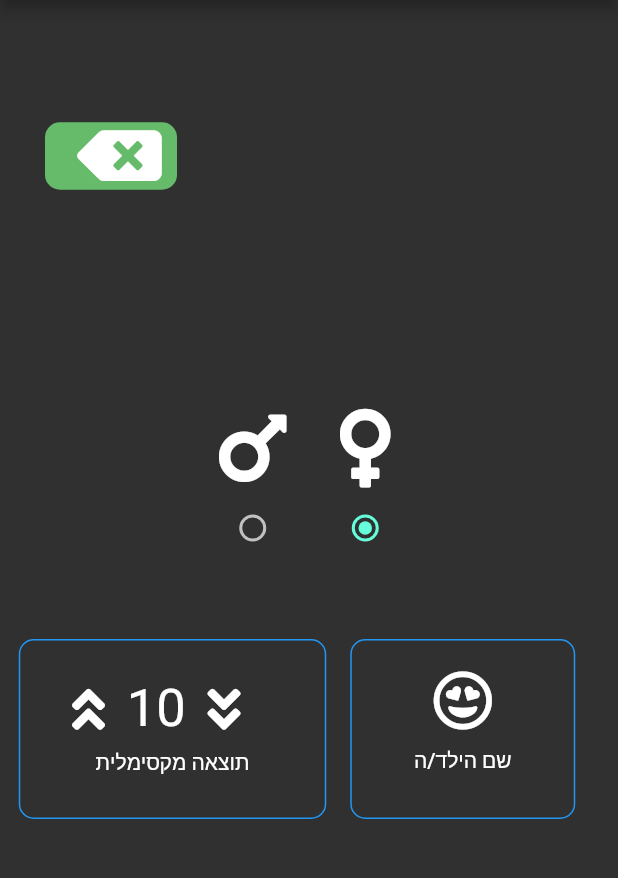
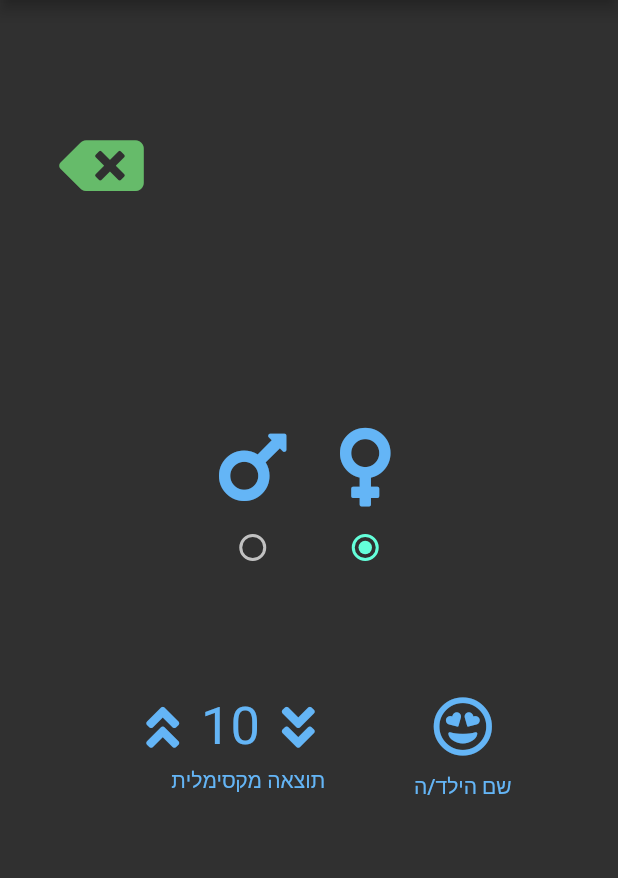
Before and after one commit to AdamRussak/one_to_math, a Flutter app: the screen it shows after launch, after a tap on an icon or button, on a phone screen of 412 x 824 dp, the part 84-962 px from its top. Run offline on Flutter 3.47's test engine with Material 2 defaults, Android fonts, the phone set to English and light mode, and no system bars; our stand-ins replace after_layout, fluttertoast, font_awesome_flutter, rflutter_alert, shared_preferences.

Commit message:
convert to v2 + change icons

```diff
--- a/lib/screens/settings_screen.dart
+++ b/lib/screens/settings_screen.dart
@@ -4,6 +4,7 @@ import 'package:font_awesome_flutter/font_awesome_flutter.dart';
 import 'package:one_to_math/const_enums.dart';
 import 'package:one_to_math/engine/math_brain.dart';
 import 'package:one_to_math/engine/settings_brain.dart';
+import 'package:one_to_math/widgets/AppIconButtons.dart';
 import 'package:one_to_math/widgets/app_title_widget.dart';
 import 'package:one_to_math/widgets/set_app_settings.dart';
 import 'package:provider/provider.dart';
@@ -39,19 +40,15 @@ class _SettingsScreenState extends State<SettingsScreen> {
                 SizedBox(
                   width: 30.0,
                 ),
-                Container(
-                  child: FlatButton(
-                    onPressed: () {
-                      Navigator.pop(context);
-                    },
-                    child: Icon(
-                      FontAwesomeIcons.backspace,
-                      size: 45.0,
-                    ),
-                    color: Colors.green[400],
-                    shape: RoundedRectangleBorder(
-                        borderRadius: BorderRadius.circular(10)),
+                AppIconButtons(
+                  presWidget: () {
+                    Navigator.pop(context);
+                  },
+                  buttonIcon: Icon(
+                    FontAwesomeIcons.backspace,
+                    size: 45.0,
                   ),
+                  iconColors: Colors.green[400],
                 ),
               ],
             ),
@@ -61,7 +58,6 @@ class _SettingsScreenState extends State<SettingsScreen> {
             SizedBox(
               height: 100.0,
             ),
-            //TODO: add Consumer and set variaables for the sttings
             Consumer<SettingsBrain>(builder: (context, settingBrain, child) {
               return Row(
                 mainAxisAlignment: MainAxisAlignment.center,
@@ -72,6 +68,7 @@ class _SettingsScreenState extends State<SettingsScreen> {
                         children: [
                           Icon(
                             FontAwesomeIcons.mars,
+                            color: Colors.blue[300],
                             size: 60.0,
                           ),
                           Radio(
@@ -90,6 +87,7 @@ class _SettingsScreenState extends State<SettingsScreen> {
                         children: [
                           Icon(
                             FontAwesomeIcons.venus,
+                            color: Colors.blue[300],
                             size: 60.0,
                           ),
                           Radio(
@@ -112,7 +110,6 @@ class _SettingsScreenState extends State<SettingsScreen> {
             Row(
               mainAxisAlignment: MainAxisAlignment.center,
               children: [
-                //TODO: set the Pref Sherd to save the INT for next usage
                 Consumer<MathBrain>(builder: (context, mathBrain, child) {
                   mathBrain.loadSavedInt(KMaxInt, MathTask.settings);
                   int currentInt = mathBrain.maxNumber;
@@ -121,18 +118,15 @@ class _SettingsScreenState extends State<SettingsScreen> {
                     padding: EdgeInsets.all(20.0),
                     height: 120,
                     width: 205,
-                    decoration: BoxDecoration(
-                      border: Border.all(
-                        color: Colors.blue,
-                      ),
-                      borderRadius: BorderRadius.circular(10.0),
-                    ),
                     child: Column(
                       children: [
                         Row(
                           children: [
                             IconButton(
-                              icon: Icon(FontAwesomeIcons.angleDoubleUp),
+                              icon: Icon(
+                                FontAwesomeIcons.angleDoubleUp,
+                                color: Colors.blue[300],
+                              ),
                               iconSize: 35.0,
                               onPressed: () {
                                 currentInt =
@@ -142,11 +136,15 @@ class _SettingsScreenState extends State<SettingsScreen> {
                             ),
                             Text(
                               mathBrain.maxNumber.toString(),
-                              style: TextStyle(fontSize: 35.0),
+                              style: TextStyle(
+                                  fontSize: 35.0, color: Colors.blue[300]),
                             ),
                             IconButton(
                               iconSize: 35.0,
-                              icon: Icon(FontAwesomeIcons.angleDoubleDown),
+                              icon: Icon(
+                                FontAwesomeIcons.angleDoubleDown,
+                                color: Colors.blue[300],
+                              ),
                               onPressed: () {
                                 currentInt =
                                     currentInt <= 10 ? 10 : currentInt - 10;
@@ -155,7 +153,10 @@ class _SettingsScreenState extends State<SettingsScreen> {
                             ),
                           ],
                         ),
-                        Text("תוצאה מקסימלית")
+                        Text(
+                          "תוצאה מקסימלית",
+                          style: TextStyle(color: Colors.blue[300]),
+                        )
                       ],
                     ),
                   );
@@ -176,19 +177,20 @@ class _SettingsScreenState extends State<SettingsScreen> {
                           print(newText);
                         },
                       ),
-                      FlatButton(
-                        child: Column(
+                      AppIconButtons(
+                        presWidget: () {
+                          settingBrain.updateName(
+                              nameTextController.text, 'prefUserName');
+                          nameTextController.clear();
+                          Navigator.pop(context);
+                        },
+                        buttonIcon: Column(
                           mainAxisAlignment: MainAxisAlignment.start,
                           children: [
                             Text('שמור'),
                           ],
                         ),
-                        onPressed: () {
-                          settingBrain.updateName(
-                              nameTextController.text, 'prefUserName');
-                          nameTextController.clear();
-                          Navigator.pop(context);
-                        },
+                        iconColors: Colors.white,
                       ),
                     ]),
                     popText: ":שם",
--- a/lib/screens/start_screen.dart
+++ b/lib/screens/start_screen.dart
@@ -7,6 +7,7 @@ import 'package:one_to_math/screens/math_qustions.dart';
 import 'package:one_to_math/screens/multiply_qustions.dart';
 import 'package:one_to_math/screens/settings_screen.dart';
 import 'package:one_to_math/screens/who_is_bigger_screen.dart';
+import 'package:one_to_math/widgets/AppIconButtons.dart';
 import 'package:one_to_math/widgets/app_title_widget.dart';
 import 'package:one_to_math/widgets/sizebox.dart';
 import 'package:provider/provider.dart';
@@ -53,47 +54,35 @@ class _MathStartScreen extends State<MathStartScreen>
               SizedBox(
                 height: 60.0,
               ),
-              FlatButton(
-                minWidth: 150.0,
-                height: 80.0,
-                child:
-                    ButtonIcons(FontAwesomeIcons.minus, FontAwesomeIcons.plus),
-                color: Colors.blue[300],
-                onPressed: () {
+              AppIconButtons(
+                presWidget: () {
                   Navigator.pushNamed(context, MathQustions.id);
                 },
-                shape: RoundedRectangleBorder(
-                    borderRadius: BorderRadius.circular(10)),
+                buttonIcon:
+                    ButtonIcons(FontAwesomeIcons.minus, FontAwesomeIcons.plus),
+                iconColors: Colors.blue[300],
               ),
               SizedBox(
                 height: 50.0,
               ),
-              FlatButton(
-                minWidth: 150.0,
-                height: 80.0,
-                child: ButtonIcons(
-                    FontAwesomeIcons.greaterThan, FontAwesomeIcons.lessThan),
-                color: Colors.blue[300],
-                onPressed: () {
+              AppIconButtons(
+                presWidget: () {
                   Navigator.pushNamed(context, WhoIsBiggerScreen.id);
                 },
-                shape: RoundedRectangleBorder(
-                    borderRadius: BorderRadius.circular(10)),
+                buttonIcon: ButtonIcons(
+                    FontAwesomeIcons.lessThan, FontAwesomeIcons.greaterThan),
+                iconColors: Colors.blue[300],
               ),
               SizedBox(
                 height: 50.0,
               ),
-              FlatButton(
-                minWidth: 150.0,
-                height: 80.0,
-                child: ButtonIcons(
-                    FontAwesomeIcons.divide, FontAwesomeIcons.times),
-                color: Colors.blue[300],
-                onPressed: () {
+              AppIconButtons(
+                presWidget: () {
                   Navigator.pushNamed(context, MultiplyQustions.id);
                 },
-                shape: RoundedRectangleBorder(
-                    borderRadius: BorderRadius.circular(10)),
+                buttonIcon: ButtonIcons(
+                    FontAwesomeIcons.divide, FontAwesomeIcons.times),
+                iconColors: Colors.blue[300],
               ),
               SizedBox(
                 height: 50.0,
--- /dev/null
+++ b/lib/widgets/AppIconButtons.dart
@@ -0,0 +1,22 @@
+import 'package:flutter/material.dart';
+
+class AppIconButtons extends StatelessWidget {
+  const AppIconButtons({this.presWidget, this.buttonIcon, this.iconColors});
+  final Function presWidget;
+  final Widget buttonIcon;
+  final Color iconColors;
+  @override
+  Widget build(BuildContext context) {
+    return Container(
+      child: TextButton(
+        child: buttonIcon,
+        onPressed: presWidget,
+        style: TextButton.styleFrom(
+          primary: iconColors,
+          shape:
+              RoundedRectangleBorder(borderRadius: BorderRadius.circular(10)),
+        ),
+      ),
+    );
+  }
+}
--- a/lib/widgets/set_app_settings.dart
+++ b/lib/widgets/set_app_settings.dart
@@ -1,4 +1,6 @@
 import 'package:flutter/material.dart';
+
+import 'AppIconButtons.dart';
 
 class SetAppSettings extends StatelessWidget {
   SetAppSettings(
@@ -15,7 +17,6 @@ class SetAppSettings extends StatelessWidget {
   final Widget popUpWidget;
 
   @override
-  //TODO: add a retunr bottun at the bottom
   Widget build(BuildContext context) {
     final SimpleDialog dialog = SimpleDialog(
       backgroundColor: Colors.blue,
@@ -29,22 +30,11 @@ class SetAppSettings extends StatelessWidget {
         popUpWidget,
       ],
     );
-    return FlatButton(
-      onPressed: () {
+    return AppIconButtons(
+      presWidget: () {
         showDialog<void>(context: context, builder: (context) => dialog);
       },
-      child: Container(
-        alignment: Alignment.center,
-        padding: EdgeInsets.all(20.0),
-        height: 120,
-        width: 150,
-        decoration: BoxDecoration(
-          border: Border.all(
-            color: Colors.blue,
-          ),
-          borderRadius: BorderRadius.circular(10.0),
-        ),
-        child: Column(children: [
+      buttonIcon: Column(children: [
         Icon(
           selctedIcon,
           size: 40.0,
@@ -56,7 +46,7 @@ class SetAppSettings extends StatelessWidget {
           buttonText,
         ),
       ]),
-      ),
+      iconColors: Colors.blue[300],
     );
   }
 }
--- a/lib/widgets/sizebox.dart
+++ b/lib/widgets/sizebox.dart
@@ -17,7 +17,7 @@ class ButtonIcons extends StatelessWidget {
             SizedBox(
               width: 10.0,
             ),
-            Text('OR'),
+            Text('או'),
             SizedBox(
               width: 10.0,
             ),
--- a/pubspec.yaml
+++ b/pubspec.yaml
@@ -4,7 +4,7 @@ description: A new Flutter project.
 # pub.dev using `pub publish`. This is preferred for private packages.
 publish_to: 'none' # Remove this line if you wish to publish to pub.dev
 
-version: 1.4.3+1
+version: 1.4.5+2
 
 environment:
   sdk: ">=2.7.0 <3.0.0"
```
Also changed, not shown: lib/screens/math_qustions.dart (+20 -29 lines), lib/screens/multiply_qustions.dart (+49 -47 lines), lib/screens/who_is_bigger_screen.dart (+17 -24 lines), pubspec.lock. Lines whose indentation alone changed are shown as unchanged.
